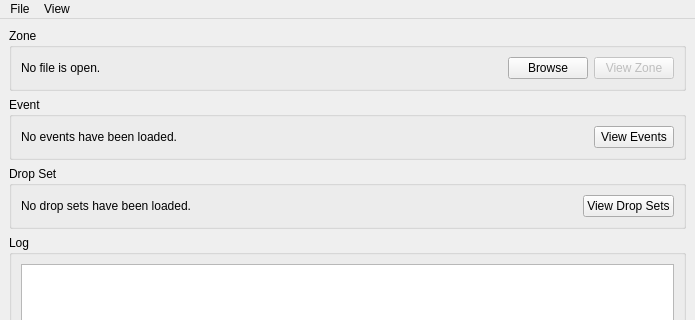
comphack/comp_hack, file tools/cathedral/ui/MainWindow.ui: the form before one commit; both pictures show x 0 to 695 and y 0 to 320 of the 695 by 500 pixel window.
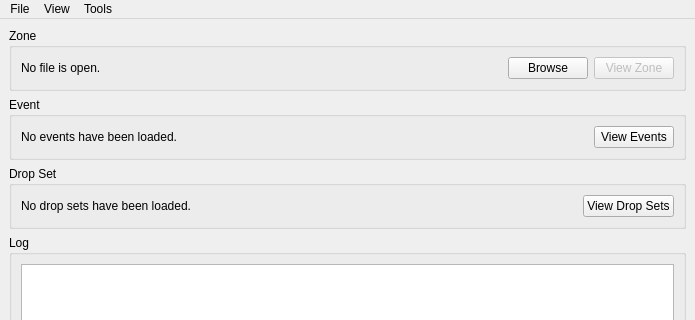
The form after the commit.

Commit message: Adding cathedral settings window and logging crashes

```diff
--- a/tools/cathedral/ui/MainWindow.ui
+++ b/tools/cathedral/ui/MainWindow.ui
@@ -163,8 +163,15 @@
     </widget>
     <addaction name="menuResourceList"/>
    </widget>
+   <widget class="QMenu" name="menuTools">
+    <property name="title">
+     <string>Tools</string>
+    </property>
+    <addaction name="actionSettings"/>
+   </widget>
    <addaction name="menuFile"/>
    <addaction name="menuView"/>
+   <addaction name="menuTools"/>
   </widget>
   <action name="actionQuit">
    <property name="text">
```
Left out of the diff: 5 changed lines with no effect on the pictures. The commit also changes 6 other files.
